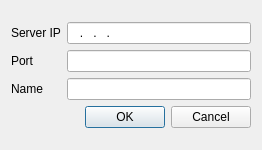
Old version of the form client/joinserver.ui in the repository lukequeenan/PelicanChat.
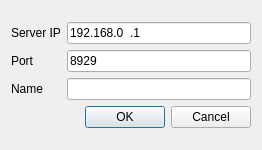
New version of the form.

Commit message: The connect to server dialog box now has getters for its information, which the main window will use when the OK button is selected.

Patch:
```diff
--- a/client/joinserver.ui
+++ b/client/joinserver.ui
@@ -34,6 +34,9 @@
        <property name="inputMask">
         <string>000.000.000.000; </string>
        </property>
+       <property name="text">
+        <string>192.168.0.1</string>
+       </property>
       </widget>
      </item>
      <item row="1" column="0">
@@ -45,6 +48,12 @@
      </item>
      <item row="1" column="1">
       <widget class="QLineEdit" name="lineEditPort">
+       <property name="inputMask">
+        <string>99999; </string>
+       </property>
+       <property name="text">
+        <string>8929</string>
+       </property>
        <property name="maxLength">
         <number>5</number>
        </property>
```
Left out of the diff: 6 changed lines with no effect on the pictures. The commit also changes 4 other files.
